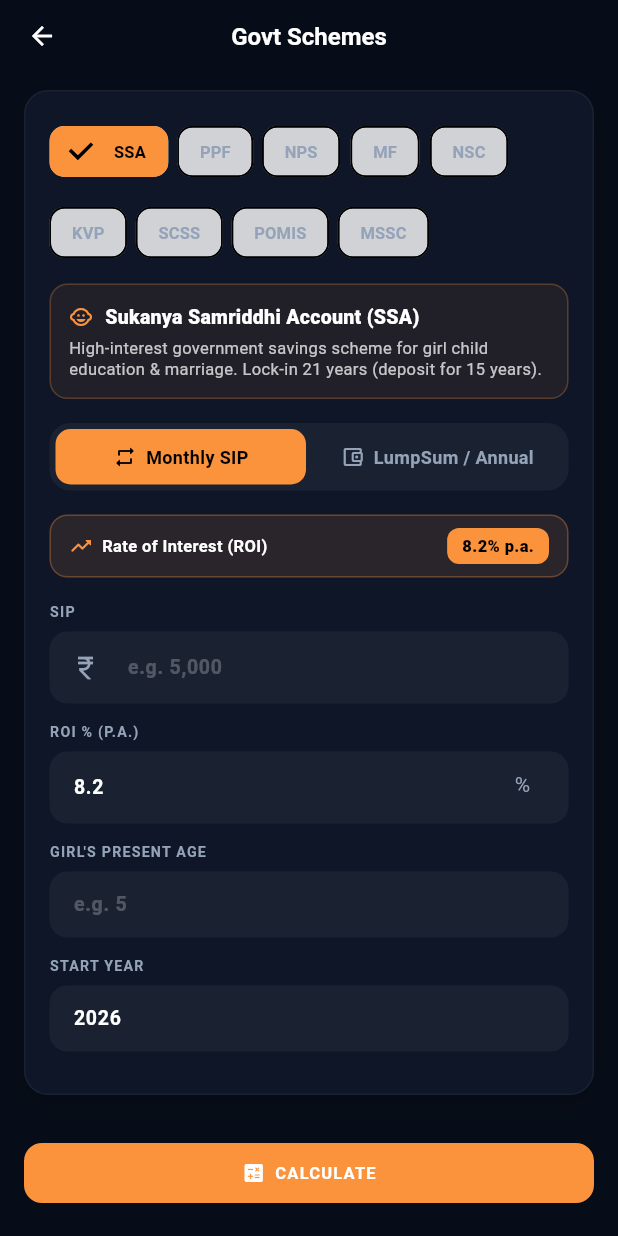
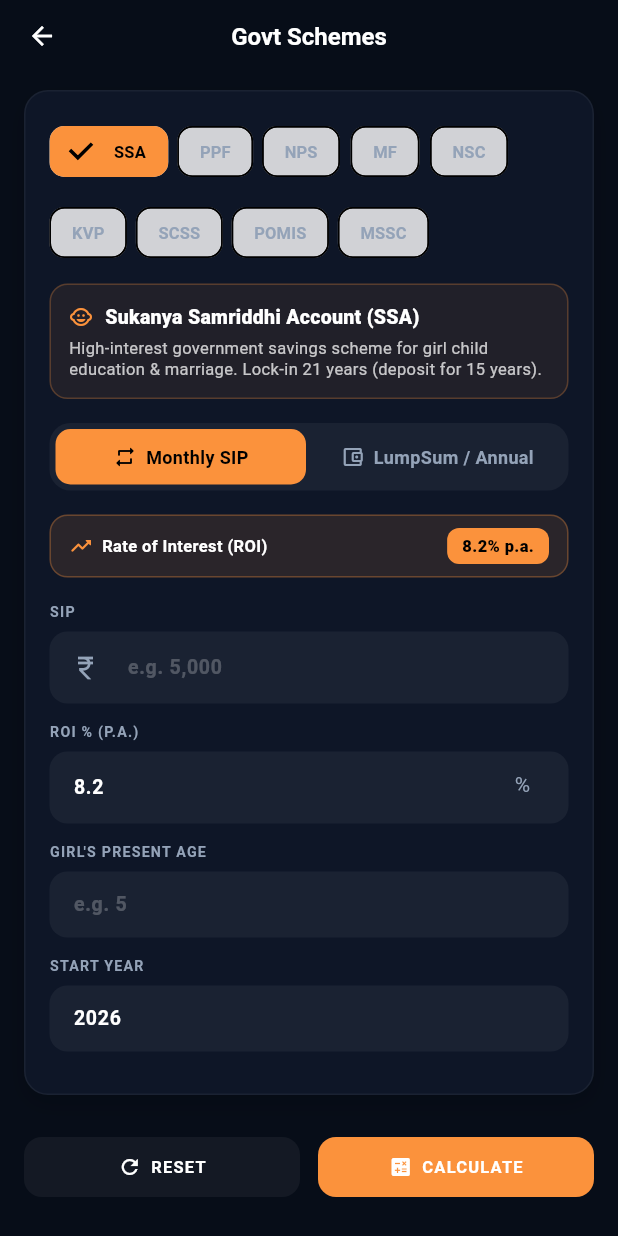
Before and after one commit to ktdata405/ktapps-flutter-new, a Flutter app: the GovtSchemesCalculator screen opened by its route, on a phone screen of 412 x 824 dp. Run offline on Flutter 3.47's test engine with Material 3 defaults, Android fonts, the phone set to English and light mode, and no system bars; our stand-ins replace camera, file_picker, shared_preferences; missing offline and left inert: dart:js_interop, excel; accounts and stored records are empty; network calls fail; Roboto replaces fonts that are missing (Plus Jakarta Sans).

Commit message:
cal buttons placement and no result will be showing on the page

```diff
--- a/lib/calculator/calculator_components.dart
+++ b/lib/calculator/calculator_components.dart
@@ -53,6 +53,20 @@ class CalcBaseLayout extends StatelessWidget {
     );
   }
 
+  Widget _buildActionsRow() {
+    final cleanActions = actions!.where((w) => w is! SizedBox).toList();
+    if (cleanActions.isEmpty) return const SizedBox.shrink();
+
+    return Row(
+      children: [
+        for (int i = 0; i < cleanActions.length; i++) ...[
+          if (i > 0) const SizedBox(width: 12),
+          Expanded(child: cleanActions[i]),
+        ]
+      ],
+    );
+  }
+
   Widget _buildWideLayout() {
     return Row(
       crossAxisAlignment: CrossAxisAlignment.start,
@@ -63,13 +77,9 @@ class CalcBaseLayout extends StatelessWidget {
             crossAxisAlignment: CrossAxisAlignment.stretch,
             children: [
               _buildInputSection(),
-              if (actions != null) ...[
-                const SizedBox(height: 16),
-                Row(
-                  children: actions!.map((a) => Expanded(
-                    child: Padding(padding: const EdgeInsets.symmetric(horizontal: 4), child: a),
-                  )).toList(),
-                ),
+              if (actions != null && actions!.isNotEmpty) ...[
+                const SizedBox(height: 12),
+                _buildActionsRow(),
               ],
               if (history != null) ...[
                 const SizedBox(height: 20),
@@ -92,14 +102,9 @@ class CalcBaseLayout extends StatelessWidget {
       crossAxisAlignment: CrossAxisAlignment.stretch,
       children: [
         _buildInputSection(),
-        if (actions != null) ...[
-          const SizedBox(height: 16),
-          Column(
-            children: actions!.map((a) => Padding(
-              padding: const EdgeInsets.only(bottom: 8),
-              child: SizedBox(width: double.infinity, child: a),
-            )).toList(),
-          ),
+        if (actions != null && actions!.isNotEmpty) ...[
+          const SizedBox(height: 12),
+          _buildActionsRow(),
         ],
         if (results != null) ...[
           const SizedBox(height: 12),
--- a/lib/calculator/govt_schemes_calculator.dart
+++ b/lib/calculator/govt_schemes_calculator.dart
@@ -472,11 +472,9 @@ class _GovtSchemesCalculatorState extends State<GovtSchemesCalculator> {
         ],
       ],
       actions: [
+        CalcButton(label: 'Reset', icon: Icons.refresh, color: ktBorderWhite5, onPressed: _clear),
         CalcButton(label: 'Calculate', icon: Icons.calculate, color: ktOrange, onPressed: _calculate),
-        const SizedBox(width: 12),
-        CalcButton(label: 'Reset', icon: Icons.refresh, color: ktBorderWhite5, onPressed: _clear),
       ],
-      results: _result != null ? _buildResults() : null,
     );
   }
 
--- a/lib/calculator/interest_calculator.dart
+++ b/lib/calculator/interest_calculator.dart
@@ -102,11 +102,9 @@ class _InterestCalculatorState extends State<InterestCalculator> {
         CalcInput(label: 'GST on Interest %', controller: _gstController, hint: '18'),
       ],
       actions: [
+        CalcButton(label: 'Reset', icon: Icons.refresh, color: ktBorderWhite5, onPressed: _clear),
         CalcButton(label: 'Calculate', icon: Icons.calculate, color: ktSecondary, onPressed: _calculate),
-        const SizedBox(width: 12),
-        CalcButton(label: 'Reset', icon: Icons.refresh, color: ktBorderWhite5, onPressed: _clear),
       ],
-      results: _result != null ? _buildResults() : null,
     );
   }
 
--- a/lib/calculator/lamf_calculator.dart
+++ b/lib/calculator/lamf_calculator.dart
@@ -75,11 +75,9 @@ class _LAMFCalculatorState extends State<LAMFCalculator> {
         ]),
       ],
       actions: [
+        CalcButton(label: 'Reset', icon: Icons.refresh, color: ktBorderWhite5, onPressed: _clear),
         CalcButton(label: 'Calculate Limit', icon: Icons.calculate, color: ktOrange, onPressed: _calculate),
-        const SizedBox(width: 12),
-        CalcButton(label: 'Reset', icon: Icons.refresh, color: ktBorderWhite5, onPressed: _clear),
       ],
-      results: _result != null ? _buildResults() : null,
     );
   }
 
--- a/lib/calculator/village_interest_calculator.dart
+++ b/lib/calculator/village_interest_calculator.dart
@@ -118,11 +118,9 @@ class _VillageInterestCalculatorState extends State<VillageInterestCalculator> {
         ],
       ],
       actions: [
+        CalcButton(label: 'Reset', icon: Icons.refresh, color: ktBorderWhite5, onPressed: _clear),
         CalcButton(label: 'Calculate', icon: Icons.calculate, color: ktSecondary, onPressed: _calculate),
-        const SizedBox(width: 12),
-        CalcButton(label: 'Reset', icon: Icons.refresh, color: ktBorderWhite5, onPressed: _clear),
       ],
-      results: _result != null ? _buildResults() : null,
     );
   }
 
```
Also changed, not shown: lib/calculator/land_calculator.dart (+1 -6 lines).
